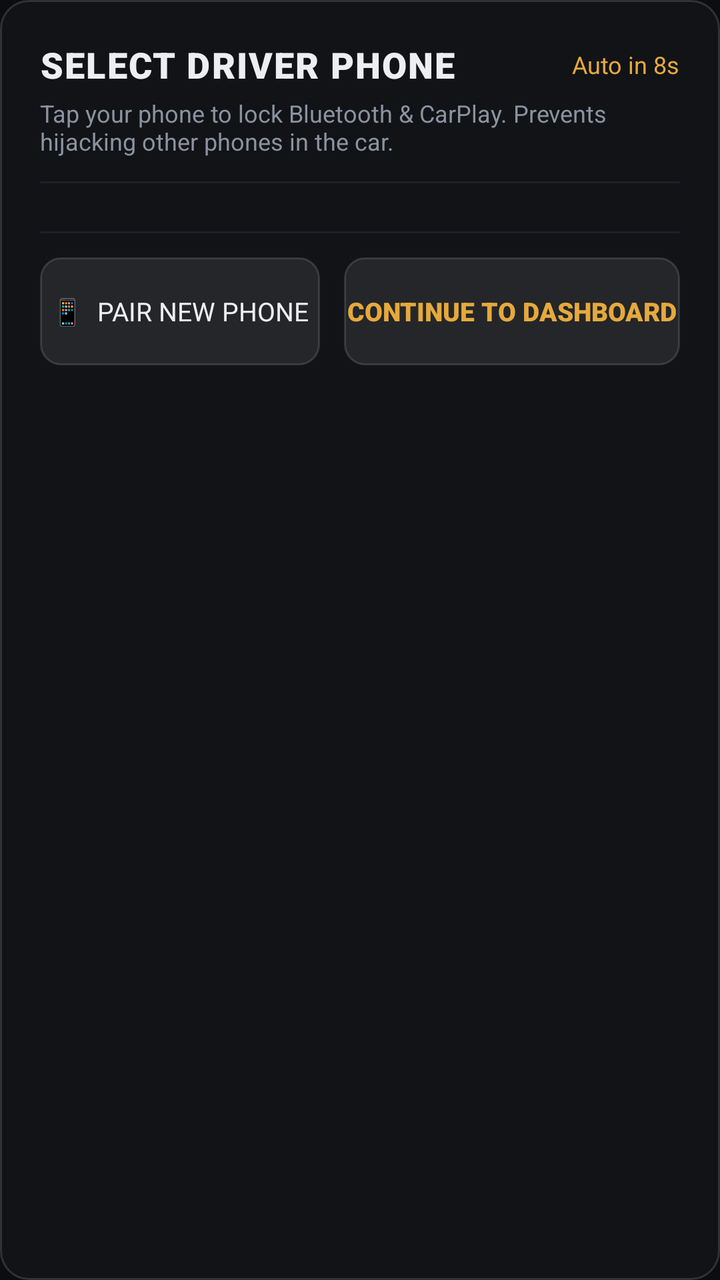
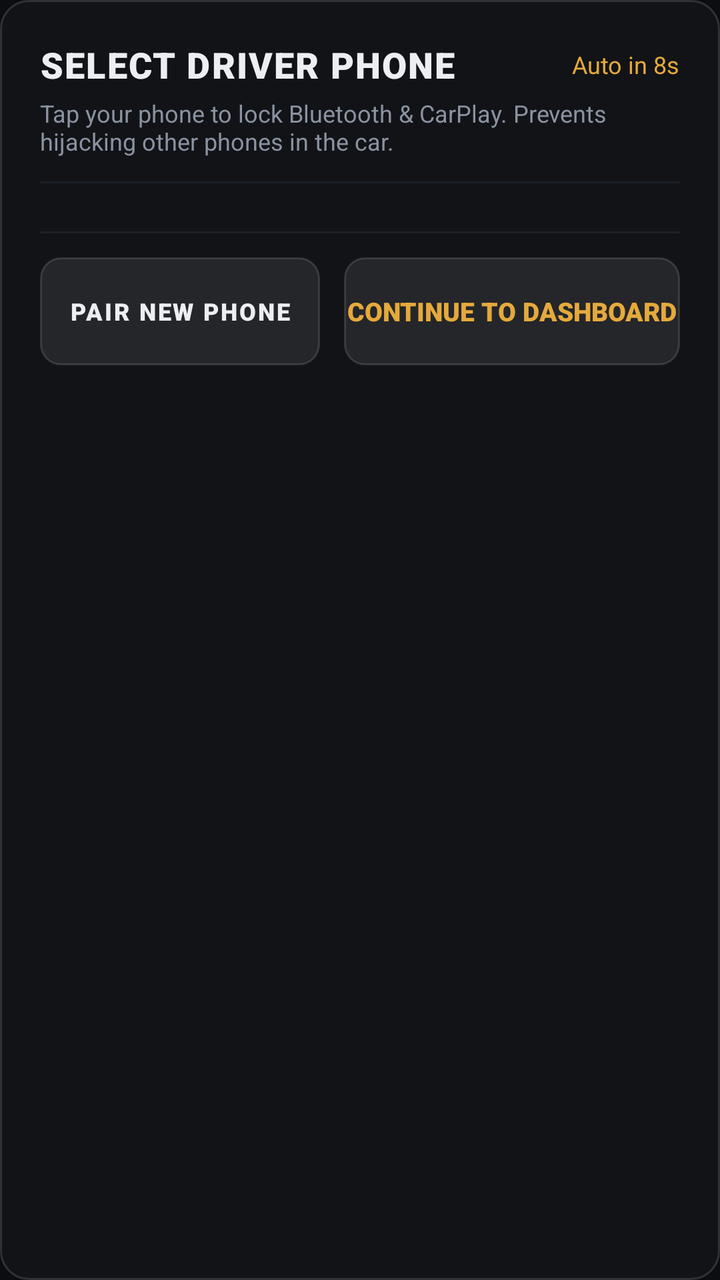

Two renders of the same Android screen: before a commit and after it. Below are the layout's source before the change and the commit's diff.
<!-- AndroidManifest.xml: application theme Theme.ApexDrive -->
<!-- res/layout/dialog_device_selector.xml -->
<?xml version="1.0" encoding="utf-8"?>
<LinearLayout xmlns:android="http://schemas.android.com/apk/res/android"
    android:layout_width="match_parent"
    android:layout_height="wrap_content"
    android:orientation="vertical"
    android:background="@drawable/bg_panel"
    android:padding="20dp"
    android:minWidth="480dp">

    
    <LinearLayout
        android:layout_width="match_parent"
        android:layout_height="wrap_content"
        android:orientation="horizontal"
        android:gravity="center_vertical">

        <TextView
            android:layout_width="0dp"
            android:layout_height="wrap_content"
            android:layout_weight="1"
            android:text="SELECT DRIVER PHONE"
            android:textColor="@color/cockpit_text_primary"
            android:textSize="18sp"
            android:fontFamily="sans-serif-black"
            android:letterSpacing="0.04" />

        <TextView
            android:id="@+id/tvCountdownTimer"
            android:layout_width="wrap_content"
            android:layout_height="wrap_content"
            android:text="Auto in 8s"
            android:textColor="@color/accent_amber"
            android:textSize="12sp"
            android:fontFamily="sans-serif-bold" />
    </LinearLayout>

    <TextView
        android:layout_width="match_parent"
        android:layout_height="wrap_content"
        android:layout_marginTop="4dp"
        android:text="Tap your phone to lock Bluetooth &amp; CarPlay. Prevents hijacking other phones in the car."
        android:textColor="@color/cockpit_text_secondary"
        android:textSize="12sp"
        android:fontFamily="sans-serif" />

    <View
        android:layout_width="match_parent"
        android:layout_height="1dp"
        android:layout_marginTop="12dp"
        android:layout_marginBottom="12dp"
        android:background="@color/cockpit_surface_border_subtle" />

    
    <LinearLayout
        android:id="@+id/deviceListContainer"
        android:layout_width="match_parent"
        android:layout_height="wrap_content"
        android:orientation="vertical" />

    <View
        android:layout_width="match_parent"
        android:layout_height="1dp"
        android:layout_marginTop="12dp"
        android:layout_marginBottom="12dp"
        android:background="@color/cockpit_surface_border_subtle" />

    
    <LinearLayout
        android:layout_width="match_parent"
        android:layout_height="wrap_content"
        android:orientation="horizontal"
        android:gravity="center_vertical">

        <Button
            android:id="@+id/btnPairNewDevice"
            android:layout_width="0dp"
            android:layout_height="54dp"
            android:layout_weight="1"
            android:background="@drawable/bg_elevated_btn"
            android:text="📱  Pair New Phone"
            android:textColor="@color/cockpit_text_primary"
            android:textSize="13sp"
            android:fontFamily="sans-serif-bold" />

        <Button
            android:id="@+id/btnSkipSelector"
            android:layout_width="0dp"
            android:layout_height="54dp"
            android:layout_weight="1.2"
            android:layout_marginStart="12dp"
            android:background="@drawable/bg_elevated_btn"
            android:text="CONTINUE TO DASHBOARD"
            android:textColor="@color/accent_amber"
            android:textSize="13sp"
            android:fontFamily="sans-serif-black" />
    </LinearLayout>

</LinearLayout>
<!-- resources referenced by this layout -->
<resources>
  <color name="accent_amber">#E5A93C</color>
  <color name="cockpit_surface_border_subtle">#1C2027</color>
  <color name="cockpit_text_primary">#ECEEF2</color>
  <color name="cockpit_text_secondary">#8B92A0</color>
  <!-- drawable bg_elevated_btn (drawable) -->
  <?xml version="1.0" encoding="utf-8"?>
  <selector xmlns:android="http://schemas.android.com/apk/res/android">
      <item android:state_pressed="true">
          <shape android:shape="rectangle">
              <solid android:color="#44FFFFFF" />
              <stroke android:width="1dp" android:color="#66FFFFFF" />
              <corners android:radius="10dp" />
          </shape>
      </item>
      <item android:state_focused="true">
          <shape android:shape="rectangle">
              <solid android:color="#33FFFFFF" />
              <stroke android:width="1dp" android:color="#55FFFFFF" />
              <corners android:radius="10dp" />
          </shape>
      </item>
      <item>
          <shape android:shape="rectangle">
              <solid android:color="#14FFFFFF" />
              <stroke android:width="1dp" android:color="#22FFFFFF" />
              <corners android:radius="10dp" />
          </shape>
      </item>
  </selector>
  <!-- drawable bg_panel (drawable) -->
  <?xml version="1.0" encoding="utf-8"?>
  <shape xmlns:android="http://schemas.android.com/apk/res/android"
      android:shape="rectangle">
      
      <solid android:color="#E8121419" />
      <stroke
          android:width="1dp"
          android:color="#24FFFFFF" />
      <corners android:radius="14dp" />
  </shape>
  <style name="Theme.ApexDrive" parent="Theme.AppCompat.NoActionBar">
          <item name="android:windowBackground">@color/cockpit_surface_base</item>
          <item name="android:statusBarColor">@color/cockpit_surface_panel</item>
          <item name="android:navigationBarColor">@color/cockpit_surface_base</item>
          <item name="android:windowNoTitle">true</item>
          <item name="android:windowFullscreen">true</item>
          <item name="android:colorBackground">@color/cockpit_surface_base</item>
      </style>
  <color name="cockpit_surface_base">#0C0D10</color>
  <color name="cockpit_surface_panel">#13151A</color>
</resources>

<!-- the commit's change to res/layout/dialog_device_selector.xml (unified diff, before → after) -->
@@ -77,10 +77,11 @@
             android:layout_height="54dp"
             android:layout_weight="1"
             android:background="@drawable/bg_elevated_btn"
-            android:text="📱  Pair New Phone"
+            android:text="PAIR NEW PHONE"
             android:textColor="@color/cockpit_text_primary"
-            android:textSize="13sp"
-            android:fontFamily="sans-serif-bold" />
+            android:textSize="12sp"
+            android:fontFamily="sans-serif-black"
+            android:letterSpacing="0.08" />
 
         <Button
             android:id="@+id/btnSkipSelector"
